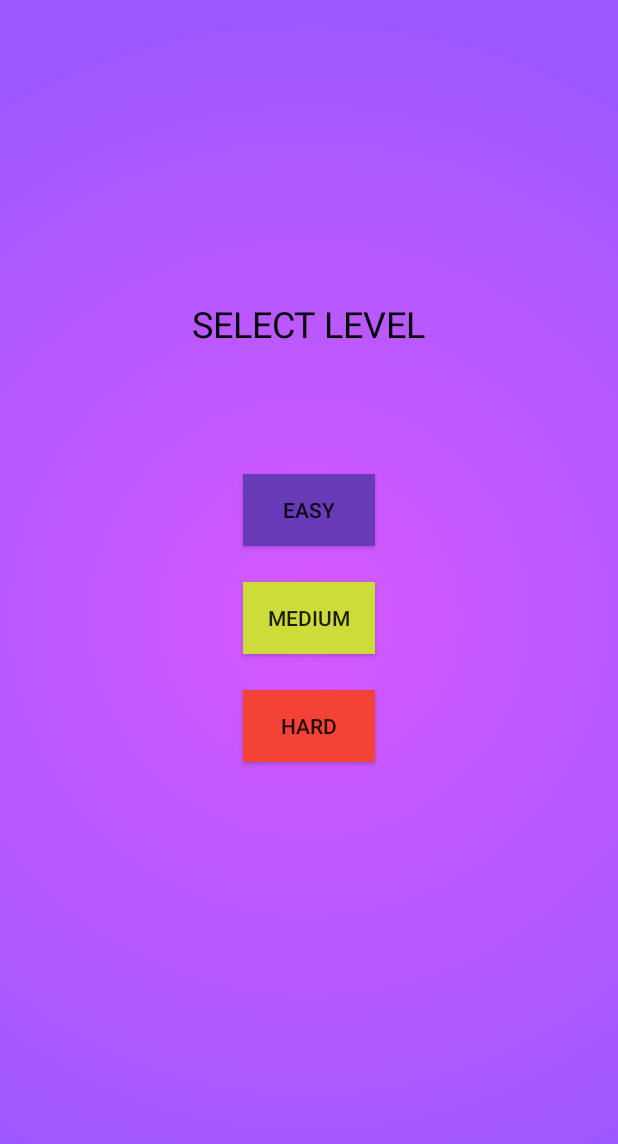
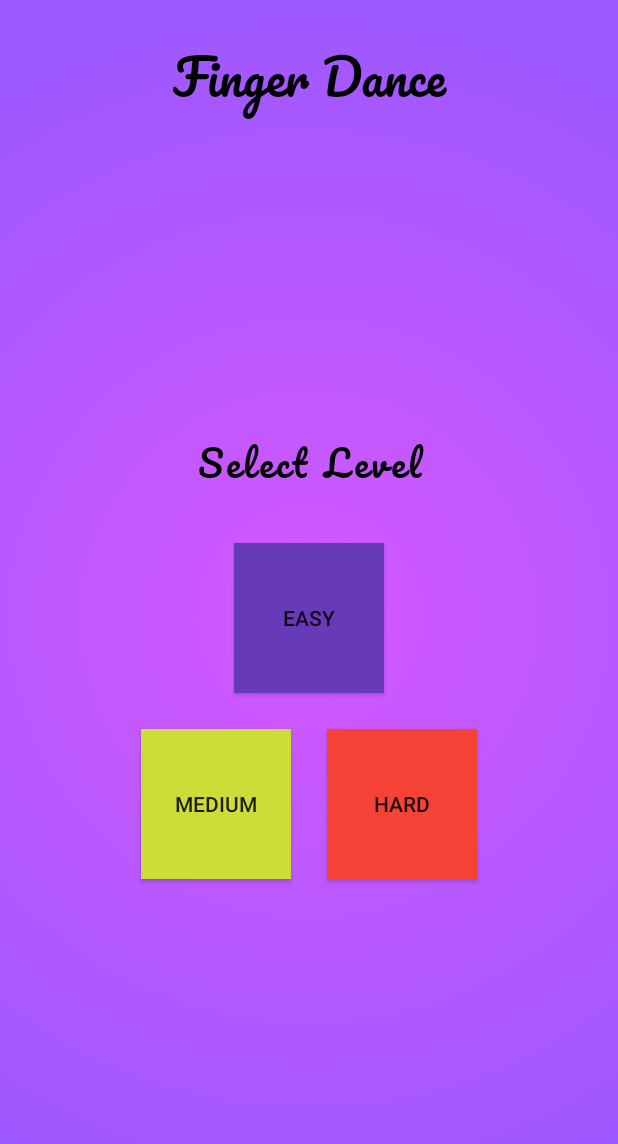
Before and after one commit to prakashbalab24/finger-dance, an Android app: the SelectLevel screen opened directly, with no data from a screen before it, on a phone screen of 412 x 824 dp. Shown: the top 1144 px of the screen. Run offline under Robolectric (Android 15) with nearby library versions, the phone set to English and light mode, and no system bars.

Commit message:
ui tweek

```diff
--- a/app/src/main/java/com/finger/dance/activities/ScoreBoard.java
+++ b/app/src/main/java/com/finger/dance/activities/ScoreBoard.java
@@ -28,7 +28,7 @@ public class ScoreBoard extends AppCompatActivity {
         Intent intent = getIntent();
         String winnerString = intent.getStringExtra("winner");
         if(winnerString!=null){
-            winner.setText("Winner: "+winnerString);
+            winner.setText(winnerString);
         }
 
         playAgain.setOnClickListener(new View.OnClickListener() {
--- /dev/null
+++ b/app/src/main/java/com/finger/dance/component/ui/CustomTextView.java
@@ -0,0 +1,28 @@
+package com.finger.dance.component.ui;
+
+import android.content.Context;
+import android.graphics.Typeface;
+import android.util.AttributeSet;
+import android.widget.TextView;
+
+public class CustomTextView extends TextView {
+    public CustomTextView(Context context) {
+        super(context);
+        setCustomFont();
+    }
+
+    public CustomTextView(Context context, AttributeSet attrs) {
+        super(context, attrs);
+        setCustomFont();
+    }
+
+    public CustomTextView(Context context, AttributeSet attrs, int defStyleAttr) {
+        super(context, attrs, defStyleAttr);
+        setCustomFont();
+    }
+
+    private void setCustomFont() {
+        Typeface typeface = Typeface.createFromAsset(getContext().getAssets(), "font/Pacifico-Regular.ttf");
+        setTypeface(typeface);
+    }
+}
--- a/app/src/main/res/layout/activity_select_level.xml
+++ b/app/src/main/res/layout/activity_select_level.xml
@@ -5,7 +5,6 @@
     android:id="@+id/activity_select_level"
     android:layout_width="match_parent"
     android:layout_height="match_parent"
-    android:background="@color/bck"
     tools:context="com.finger.dance.activities.SelectLevel">
     <com.finger.dance.component.ui.RadialGradientView
         android:id="@+id/background"
@@ -13,44 +12,36 @@
         android:layout_height="match_parent"
         app:centerX=".5"
         app:centerY=".5"
-        app:startColor="@color/background_pink_start"
-        app:endColor="@color/background_pink_end"
+        app:startColor="@color/background_green_start"
+        app:endColor="@color/background_green_end"
         app:gradientRadiusWidthPercent="1"
         />
 
-    <TextView
-        android:text="@string/selectlevel"
+    <Button
+        android:layout_centerInParent="true"
+        android:background="@color/color8"
+        android:text="@string/easy"
+        android:layout_margin="@dimen/butmargin"
+        android:layout_width="100dp"
+        android:layout_height="100dp"
+        android:layout_centerVertical="true"
+        android:id="@+id/easy" />
+
+    <LinearLayout
+        android:id="@+id/linearLayout"
         android:layout_width="wrap_content"
         android:layout_height="wrap_content"
-        android:layout_above="@+id/linearLayout"
-        android:layout_centerHorizontal="true"
-        android:layout_marginBottom="72dp"
-        android:textSize="24sp"
-        android:textAllCaps="true"
-        android:textColor="@color/black"
-        android:id="@+id/textView6" />
-    <LinearLayout
-        android:id="@+id/linearLayout"
-        android:layout_width="match_parent"
-        android:layout_height="wrap_content"
-        android:orientation="vertical"
+        android:layout_below="@+id/easy"
+        android:orientation="horizontal"
         android:layout_centerInParent="true"
         android:gravity="center">
-        <Button
-            android:background="@color/color8"
-            android:text="@string/easy"
-            android:layout_margin="@dimen/butmargin"
-            android:layout_width="wrap_content"
-            android:layout_height="wrap_content"
-            android:layout_centerVertical="true"
-            android:id="@+id/easy" />
 
         <Button
             android:background="@color/color9"
             android:text="@string/medium"
             android:layout_margin="@dimen/butmargin"
-            android:layout_width="wrap_content"
-            android:layout_height="wrap_content"
+            android:layout_width="100dp"
+            android:layout_height="100dp"
             android:layout_below="@+id/button"
             android:id="@+id/medium" />
 
@@ -58,12 +49,36 @@
             android:background="@color/color7"
             android:text="@string/hard"
             android:layout_margin="@dimen/butmargin"
-            android:layout_width="wrap_content"
-            android:layout_height="wrap_content"
+            android:layout_width="100dp"
+            android:layout_height="100dp"
             android:id="@+id/hard" />
 
     </LinearLayout>
 
+    <com.finger.dance.component.ui.CustomTextView
+        android:text="@string/selectlevel"
+        android:layout_width="match_parent"
+        android:gravity="center"
+        android:layout_height="wrap_content"
+        android:textSize="24sp"
+        android:letterSpacing="0.09"
+        android:textColor="@color/black"
+        android:id="@+id/textView6"
+        android:layout_margin="20dp"
+        android:layout_above="@+id/easy"
+        android:layout_centerHorizontal="true" />
+
+    <com.finger.dance.component.ui.CustomTextView
+        android:layout_width="match_parent"
+        android:layout_height="wrap_content"
+        android:text="@string/app_name"
+        android:id="@+id/head"
+        android:gravity="center"
+        android:textColor="@color/black"
+        android:textSize="32sp"
+        android:layout_alignParentTop="true"
+        android:layout_alignParentStart="true"
+        android:layout_marginTop="17dp" />
 
 
 </RelativeLayout>
--- a/app/src/main/res/values/strings.xml
+++ b/app/src/main/res/values/strings.xml
@@ -14,5 +14,5 @@
     <string name="medium">Medium</string>
     <string name="hard">Hard</string>
     <string name="selectlevel">Select Level</string>
-    <string name="instruction">Dont move or take your fingers.</string>
+    <string name="instruction">Dont move or take your fingers from block.</string>
 </resources>
```
Also changed, not shown: app/src/main/res/layout/activity_score_board.xml (+6 -5 lines), app/src/main/res/layout/activity_splash_screen.xml (+5 -5 lines), app/src/main/res/layout/fragment_play_ground.xml (+48 -13 lines), app/src/main/assets/font/Pacifico-Regular.ttf (added).
